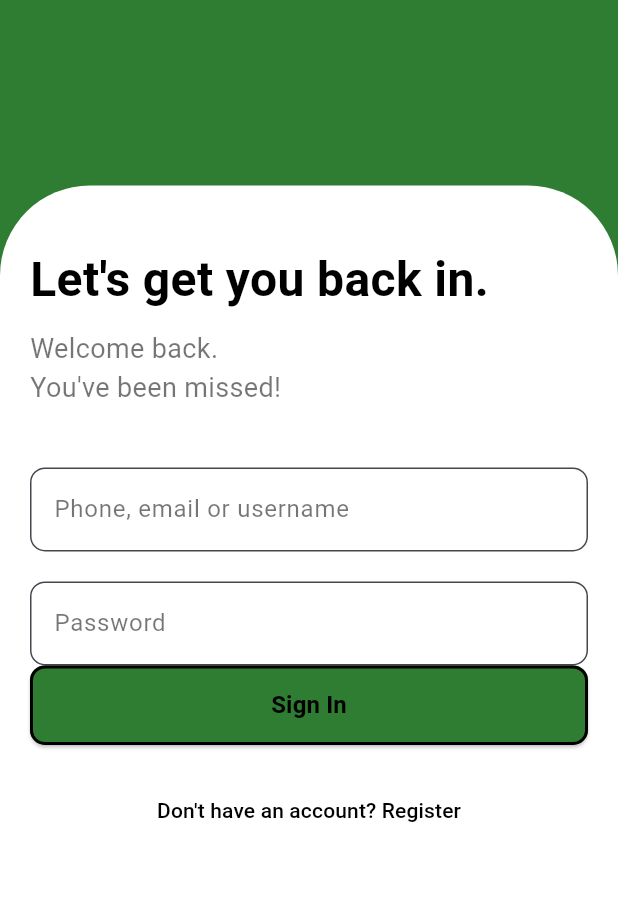
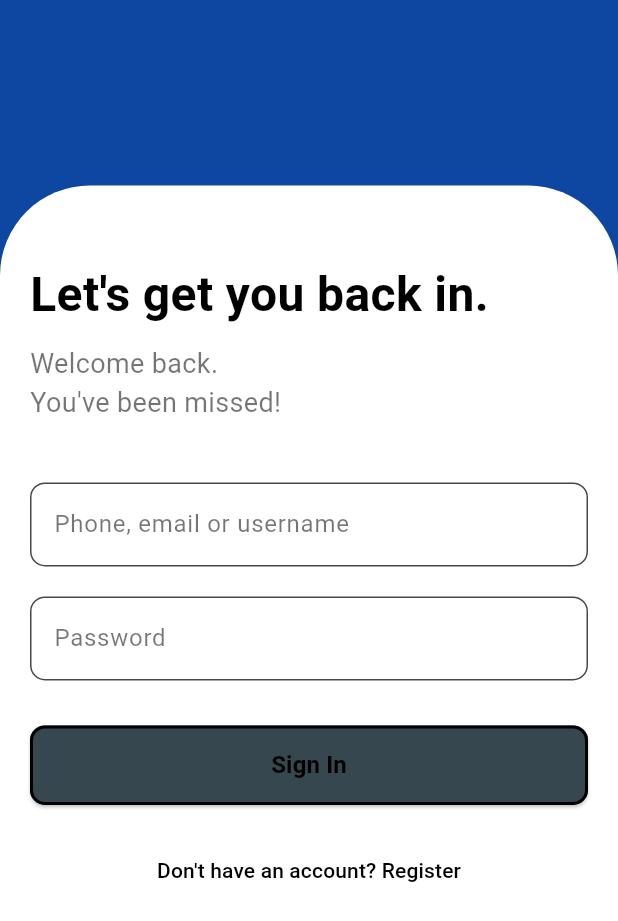
Before and after one commit to Tayebbb/AUSThir, a Flutter app: the screen it shows after launch, after a tap on "Sign In", on a phone screen of 412 x 824 dp. Shown: the top 921 px of the screen. Run offline on Flutter 3.47's test engine with Material 3 defaults, Android fonts, the phone set to English and light mode, and no system bars.

Commit message:
Update login.dart
color adjust with blue

```diff
--- a/lib/login.dart
+++ b/lib/login.dart
@@ -8,15 +8,16 @@ class SignIn extends StatelessWidget {
   @override
   Widget build(BuildContext context) {
     return Scaffold(
-      backgroundColor: Colors.green[800], // Full green background
+      backgroundColor: Colors.blue[900],
       body: Stack(
         children: [
           Positioned(
-            top: MediaQuery.of(context).size.height * 0.15, // Starts at 15% height
+            top: MediaQuery.of(context).size.height * 0.15,
             left: 0,
             right: 0,
             bottom: 0,
             child: Container(
+              padding: const EdgeInsets.symmetric(horizontal: 20, vertical: 30),
               decoration: const BoxDecoration(
                 color: Colors.white,
                 borderRadius: BorderRadius.only(
@@ -25,12 +26,11 @@ class SignIn extends StatelessWidget {
                 ),
               ),
               child: SingleChildScrollView(
-                padding: const EdgeInsets.all(20),
                 child: Column(
                   crossAxisAlignment: CrossAxisAlignment.start,
                   children: [
-                    SizedBox(height: 20),
-                    Text(
+                    const SizedBox(height: 20),
+                    const Text(
                       "Let's get you back in.",
                       style: TextStyle(
                         color: Colors.black,
@@ -38,72 +38,72 @@ class SignIn extends StatelessWidget {
                         fontWeight: FontWeight.bold,
                       ),
                     ),
-                    SizedBox(height: 10),
-                    Text(
+                    const SizedBox(height: 10),
+                    const Text(
                       "Welcome back.\nYou've been missed!",
                       style: TextStyle(
                         color: Colors.black54,
                         fontSize: 18,
                       ),
                     ),
-                    SizedBox(height: 40),
+                    const SizedBox(height: 40),
                     TextField(
-                      style: TextStyle(color: Colors.black),
+                      style: const TextStyle(color: Colors.black),
                       decoration: InputDecoration(
                         filled: true,
                         fillColor: Colors.white,
                         hintText: "Phone, email or username",
-                        hintStyle: TextStyle(color: Colors.black54),
+                        hintStyle: const TextStyle(color: Colors.black54),
                         border: OutlineInputBorder(
                           borderRadius: BorderRadius.circular(10),
-                          borderSide: BorderSide(color: Colors.black),
+                          borderSide: const BorderSide(color: Colors.black),
                         ),
                       ),
                     ),
-                    SizedBox(height: 20),
+                    const SizedBox(height: 20),
                     TextField(
                       obscureText: true,
-                      style: TextStyle(color: Colors.black),
+                      style: const TextStyle(color: Colors.black),
                       decoration: InputDecoration(
                         filled: true,
                         fillColor: Colors.white,
                         hintText: "Password",
-                        hintStyle: TextStyle(color: Colors.black54),
+                        hintStyle: const TextStyle(color: Colors.black54),
                         border: OutlineInputBorder(
                           borderRadius: BorderRadius.circular(10),
-                          borderSide: BorderSide(color: Colors.black),
+                          borderSide: const BorderSide(color: Colors.black),
                         ),
                       ),
                     ),
+                    const SizedBox(height: 30),
                     SizedBox(
                       width: double.infinity,
                       child: ElevatedButton(
                         onPressed: () {
                           Navigator.push(
                             context,
-                            MaterialPageRoute(builder: (context) => HomePage()),
+                            MaterialPageRoute(builder: (context) =>  HomePage()),
                           );
                         },
                         style: ElevatedButton.styleFrom(
-                          backgroundColor: Colors.green[800], // Green button
+                          backgroundColor: Colors.blueGrey[800],
                           shape: RoundedRectangleBorder(
                             borderRadius: BorderRadius.circular(10),
-                            side: BorderSide(color: Colors.black, width: 2),
+                            side: const BorderSide(color: Colors.black, width: 2),
                           ),
-                          padding: EdgeInsets.symmetric(vertical: 15),
+                          padding: const EdgeInsets.symmetric(vertical: 15),
                         ),
-                        child: Text(
+                        child: const Text(
                           "Sign In",
                           style: TextStyle(
-                            color: Colors.black, // Black text for the button
+                            color: Colors.black,
                             fontWeight: FontWeight.bold,
                             fontSize: 16,
                           ),
                         ),
                       ),
                     ),
-
-                    SizedBox(height: 20),
+                    const SizedBox(height: 20),
                     Center(
                       child: TextButton(
                         onPressed: () {
@@ -112,7 +112,7 @@ class SignIn extends StatelessWidget {
                             MaterialPageRoute(builder: (context) => reg()),
                           );
                         },
-                        child: Text(
+                        child: const Text(
                           "Don't have an account? Register",
                           style: TextStyle(color: Colors.black),
                         ),
```
